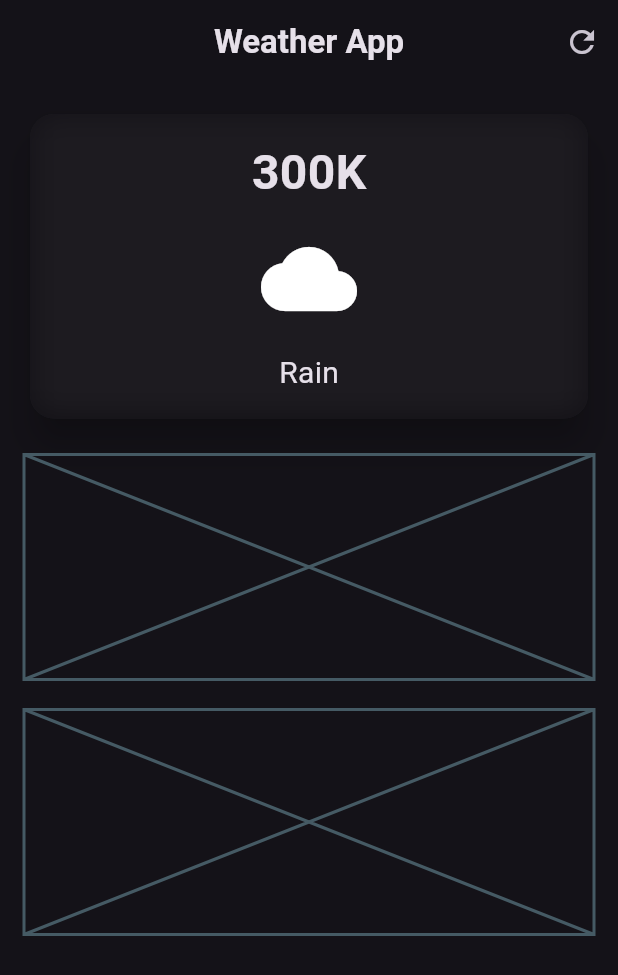
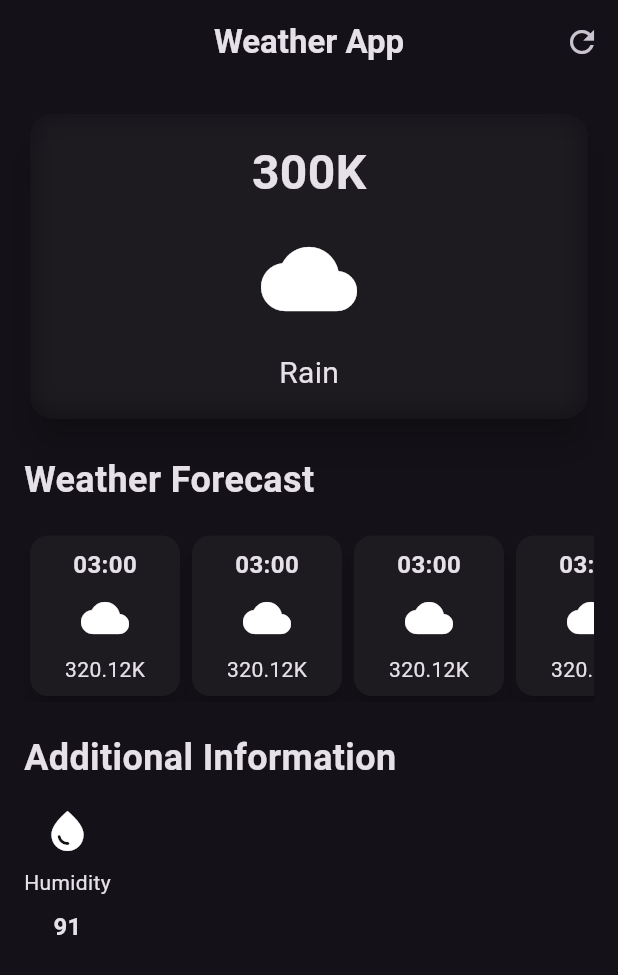
Before and after one commit to sanghaibiraj/weather_app_flutter, a Flutter app: the screen it shows after launch, on a phone screen of 412 x 824 dp. Shown: the top 975 px of the screen. Run offline on Flutter 3.47's test engine with Material 3 defaults, Android fonts, the phone set to English and light mode, and no system bars.

Commit message:
weather forecast design

```diff
--- a/lib/weather_screen.dart
+++ b/lib/weather_screen.dart
@@ -26,6 +26,7 @@ class WeatherScreen extends StatelessWidget {
       body: Padding(
         padding: const EdgeInsets.all(16.0),
         child: Column(
+          crossAxisAlignment: CrossAxisAlignment.start,
           children: [
             SizedBox(
               width: double.infinity,
@@ -52,12 +53,16 @@ class WeatherScreen extends StatelessWidget {
                               fontWeight: FontWeight.bold,
                             ),
                           ),
-                          SizedBox(height: 16,),
+                          SizedBox(
+                            height: 16,
+                          ),
                           Icon(
                             Icons.cloud,
                             size: 64,
                           ),
-                          SizedBox(height: 16,),
+                          SizedBox(
+                            height: 16,
+                          ),
                           Text(
                             'Rain',
                             style: TextStyle(
@@ -72,16 +77,100 @@ class WeatherScreen extends StatelessWidget {
               ),
             ),
             const SizedBox(height: 20),
-            const Placeholder(
-              fallbackHeight: 150,
+            const Text(
+              'Weather Forecast',
+              style: TextStyle(
+                fontSize: 24,
+                fontWeight: FontWeight.bold,
+              ),
+            ),
+            const SizedBox(height: 16),
+            const SingleChildScrollView(
+              scrollDirection: Axis.horizontal,
+              child: Row(
+                children: [
+                  HourlyForecastItem(),
+                  HourlyForecastItem(),
+                  HourlyForecastItem(),
+                  HourlyForecastItem(),
+                  HourlyForecastItem(),
+                ],
+              ),
             ),
             const SizedBox(height: 20),
-            const Placeholder(
-              fallbackHeight: 150,
+            const Text(
+              'Additional Information',
+              style: TextStyle(
+                fontSize: 24,
+                fontWeight: FontWeight.bold,
+              ),
             ),
+            const SizedBox(height: 16),
+            Row(
+              children: [
+                Column(
+                  children: [
+                    Icon(
+                      Icons.water_drop,
+                      size: 32,
+                    ),
+                    const SizedBox(height: 8),
+                    Text('Humidity'),
+                    const SizedBox(height: 8),
+                    Text(
+                      '91',
+                      style: TextStyle(
+                        fontSize: 16,
+                        fontWeight: FontWeight.bold,
+                      ),
+                    ),
+                  ],
+                ),
+              ],
+            )
           ],
         ),
       ),
     );
   }
 }
+
+class HourlyForecastItem extends StatelessWidget {
+  const HourlyForecastItem({super.key});
+
+  @override
+  Widget build(BuildContext context) {
+    return Card(
+      elevation: 6,
+      child: Container(
+        width: 100,
+        padding: const EdgeInsets.all(8.0),
+        decoration: BoxDecoration(
+          borderRadius: BorderRadius.circular(12),
+        ),
+        child: const Column(
+          children: [
+            Text(
+              '03:00',
+              style: TextStyle(
+                fontSize: 16,
+                fontWeight: FontWeight.bold,
+              ),
+            ),
+            SizedBox(
+              height: 8,
+            ),
+            Icon(
+              Icons.cloud,
+              size: 32,
+            ),
+            SizedBox(
+              height: 8,
+            ),
+            Text('320.12K'),
+          ],
+        ),
+      ),
+    );
+  }
+}
```
